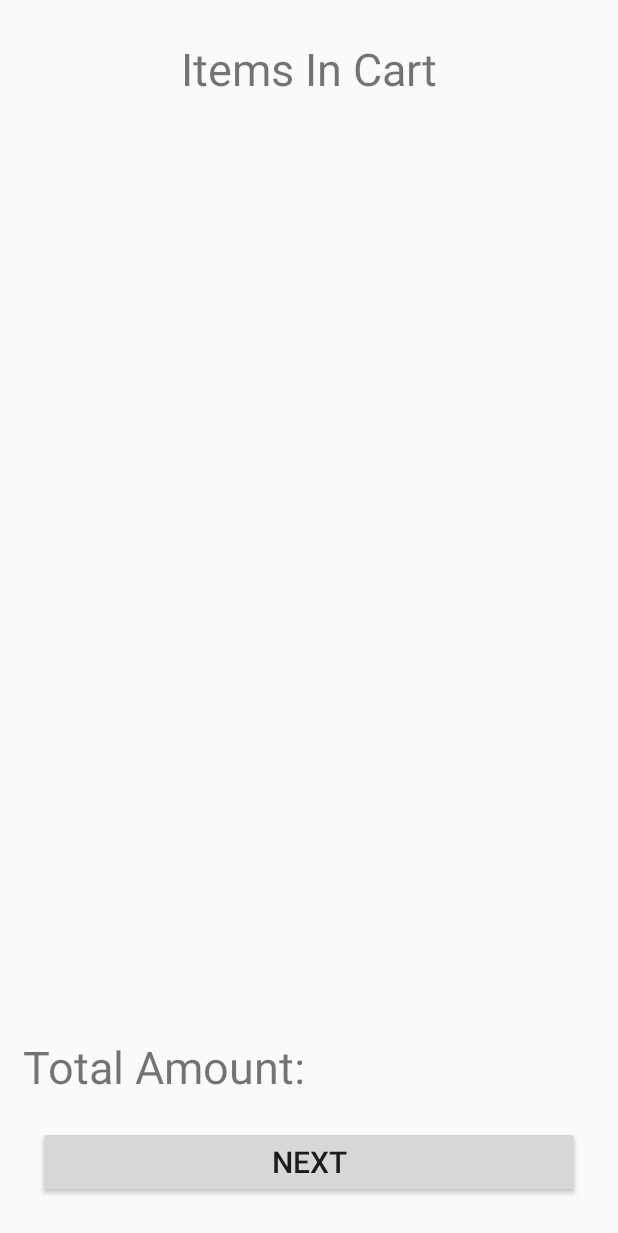
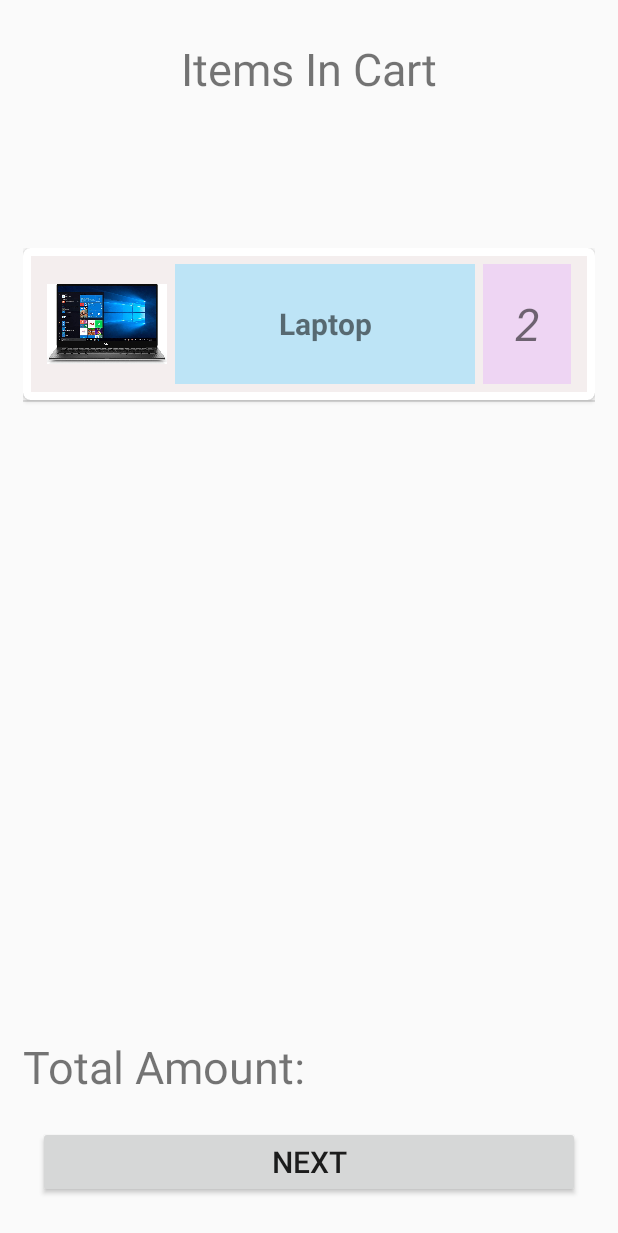
Before and after one commit to 2tanayk/Kodewiz_TSECHackathon_11, an Android app: the CartManagerFragment screen opened directly, with no data from a screen before it, on a phone screen of 412 x 824 dp. Shown: the top 1233 px of the screen. Run offline under Robolectric (Android 15) with nearby library versions, the light colour scheme and no system bars.

Commit message:
Added cart UI

```diff
--- /dev/null
+++ b/app/src/main/java/com/edu4sure/myerp/CartAdapter.java
@@ -0,0 +1,47 @@
+package com.edu4sure.myerp;
+
+import android.app.Activity;
+import android.content.Context;
+import android.view.LayoutInflater;
+import android.view.View;
+import android.view.ViewGroup;
+import android.widget.ArrayAdapter;
+import android.widget.ImageView;
+import android.widget.TextView;
+
+import androidx.annotation.NonNull;
+import androidx.annotation.Nullable;
+
+import java.util.List;
+
+public class CartAdapter extends ArrayAdapter<String> {
+    private Activity context;
+    private List<String> d;
+    private List<Integer> i;
+    private List<String> q;
+
+    public CartAdapter(Activity context,List<String> d,List<Integer> i,List<String> q) {
+        super(context,R.layout.create_cart_list,d);
+        this.context = context;
+        this.d=d;
+        this.i=i;
+        this.q=q;
+    }
+
+    @NonNull
+    @Override
+    public View getView(int position, @Nullable View convertView, @NonNull ViewGroup parent) {
+        LayoutInflater inflater=context.getLayoutInflater();
+        View cartItem=inflater.inflate(R.layout.create_cart_list,null,true);
+
+        ImageView imgC=(ImageView)cartItem.findViewById(R.id.cartImageView);
+        TextView txtC=(TextView)cartItem.findViewById(R.id.cartTextView);
+        TextView txtQty=(TextView)cartItem.findViewById(R.id.qtyTextView);
+
+        imgC.setImageResource(i.get(position));
+        txtC.setText(d.get(position));
+        txtQty.setText(q.get(position));
+
+        return cartItem;
+    }
+}
--- a/app/src/main/java/com/edu4sure/myerp/CartManagerFragment.java
+++ b/app/src/main/java/com/edu4sure/myerp/CartManagerFragment.java
@@ -1,24 +1,51 @@
 package com.edu4sure.myerp;
 
+import android.content.Context;
 import android.os.Bundle;
 import android.view.LayoutInflater;
 import android.view.View;
 import android.view.ViewGroup;
+import android.widget.ListView;
 
 import androidx.annotation.NonNull;
 import androidx.annotation.Nullable;
 import androidx.fragment.app.Fragment;
 
 
+import java.util.ArrayList;
+import java.util.List;
 import java.util.zip.Inflater;
 
 public class CartManagerFragment extends Fragment {
+    ListView cList;
+    List<Integer> img;
+    List<String> cTxt;
+    List<String> cQty;
+
     @Nullable
     @Override
     public View onCreateView(@NonNull LayoutInflater inflater, @Nullable ViewGroup container, @Nullable Bundle savedInstanceState)
     {
         View v= inflater.inflate(R.layout.fragment_cart_manager,container,false);
+
+        CartAdapter myCartAdapter=new CartAdapter(getActivity(),cTxt,img,cQty);
+        cList=(ListView)v.findViewById(R.id.cartList);
+        cList.setAdapter(myCartAdapter);
+
         return v;
     }
 
+    @Override
+    public void onCreate(@Nullable Bundle savedInstanceState) {
+        super.onCreate(savedInstanceState);
+
+        img=new ArrayList<>();
+        cTxt=new ArrayList<>();
+        cQty=new ArrayList<>();
+
+        img.add(R.drawable.laptop);
+        cTxt.add("Laptop");
+        cQty.add("2");
+
+    }
 }
--- a/app/src/main/java/com/edu4sure/myerp/CustomerActivity.java
+++ b/app/src/main/java/com/edu4sure/myerp/CustomerActivity.java
@@ -28,6 +28,7 @@ public class CustomerActivity extends AppCompatActivity {
     CustomerAdapter cAdapter;
     private DrawerLayout drawer;
     Intent intent1;
+    public static int posn;
 
     @Override
     protected void onCreate(Bundle savedInstanceState)
@@ -120,6 +121,14 @@ public class CustomerActivity extends AppCompatActivity {
         cAdapter =new CustomerAdapter(this,list);
         recyclerView.setLayoutManager(new LinearLayoutManager(this,LinearLayoutManager.VERTICAL,false));
         recyclerView.setAdapter(cAdapter);
+
+        cAdapter.setOnItemClickListener(new CustomerAdapter.OnItemClickListener() {
+            @Override
+            public void onItemClick(int position) {
+                posn=position;
+                //Toast.makeText(getApplicationContext(),position+"",Toast.LENGTH_SHORT).show();
+            }
+        });
     }//fill ends
 
     @Override
--- /dev/null
+++ b/app/src/main/res/layout/create_cart_list.xml
@@ -0,0 +1,56 @@
+<?xml version="1.0" encoding="utf-8"?>
+<androidx.cardview.widget.CardView xmlns:android="http://schemas.android.com/apk/res/android"
+    android:layout_width="match_parent"
+    android:layout_height="100dp"
+    xmlns:app="http://schemas.android.com/apk/res-auto"
+    android:padding="5dp"
+    android:layout_margin="10dp"
+    android:id="@+id/cartCV"
+    app:cardCornerRadius="5dp">
+
+    <LinearLayout
+        android:id="@+id/cartLL"
+        android:layout_width="match_parent"
+        android:layout_height="match_parent"
+        android:layout_margin="5dp"
+        android:background="#F4EEEE"
+        android:orientation="horizontal"
+        android:padding="5dp">
+
+        <ImageView
+            android:id="@+id/cartImageView"
+            android:layout_width="80dp"
+            android:layout_height="80dp"
+            android:layout_gravity="center"
+            android:layout_marginStart="5dp"
+            android:src="@drawable/laptop" />
+
+        <TextView
+            android:id="@+id/cartTextView"
+            android:layout_width="200dp"
+            android:layout_height="match_parent"
+            android:layout_marginStart="5dp"
+            android:background="#BDE4F6"
+            android:gravity="center"
+            android:padding="5dp"
+            android:text="Laptop"
+            android:textSize="20sp"
+            android:textStyle="bold" />
+
+        <TextView
+            android:id="@+id/qtyTextView"
+            android:layout_width="match_parent"
+            android:layout_height="match_parent"
+            android:layout_marginStart="5dp"
+            android:layout_marginEnd="5dp"
+            android:background="#EED5F3"
+            android:gravity="center"
+            android:padding="5dp"
+            android:text="x5"
+            android:textSize="30dp"
+            android:textStyle="italic" />
+
+    </LinearLayout>
+
+
+</androidx.cardview.widget.CardView>
```
